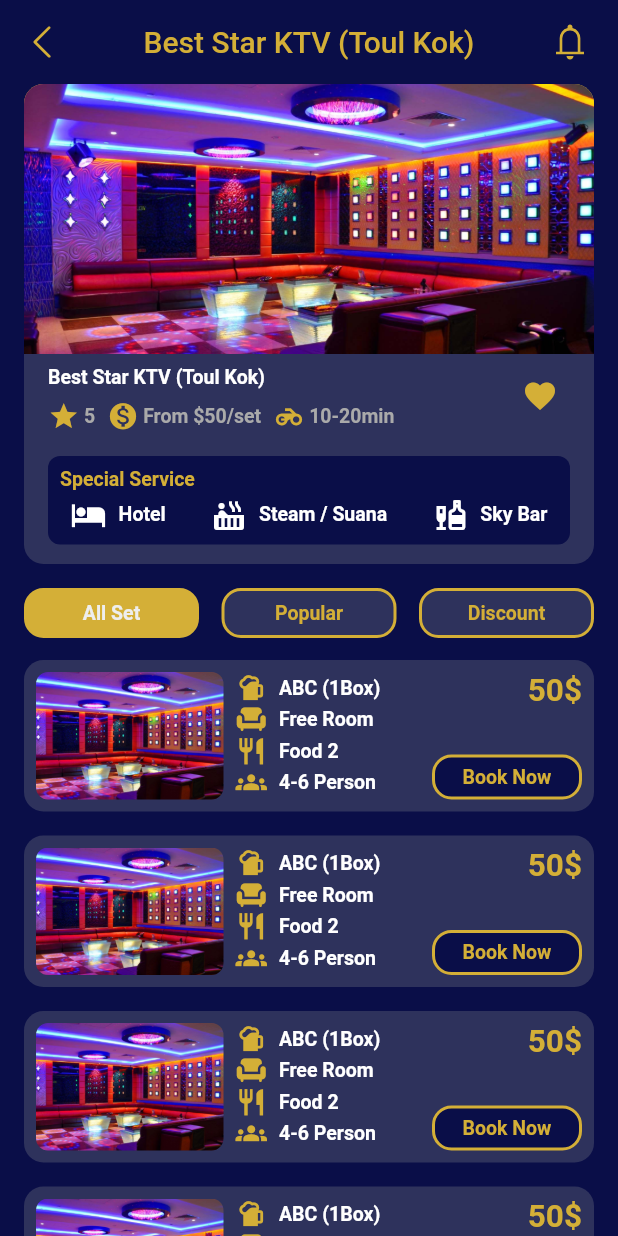
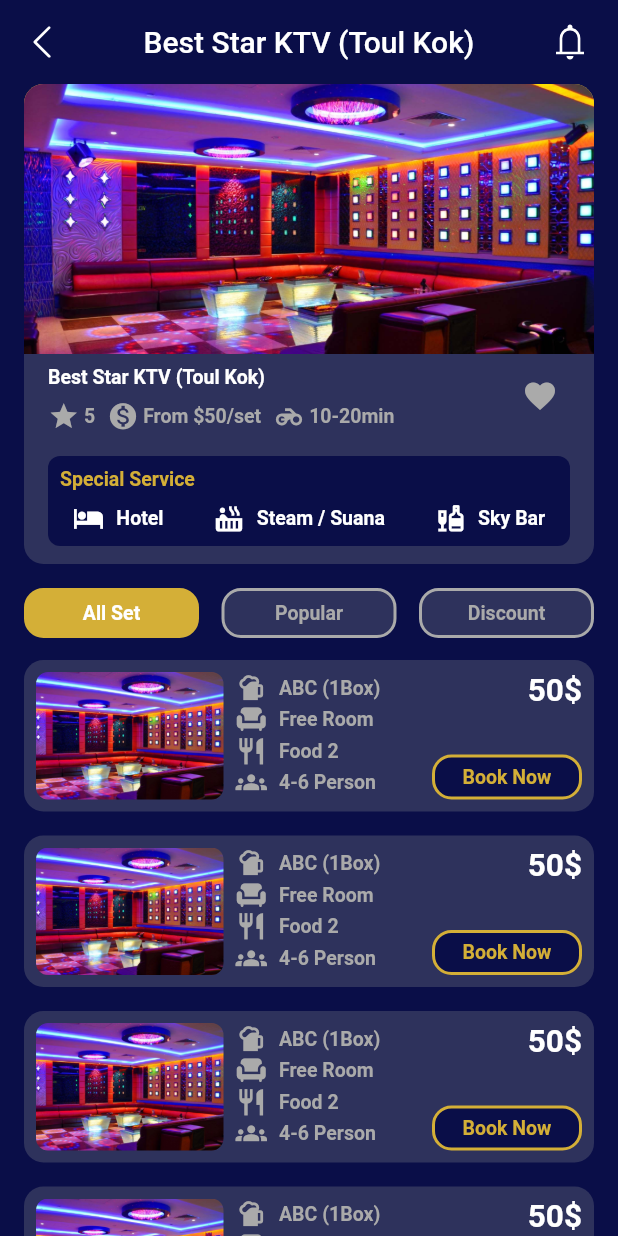
Before and after one commit to OeungChheanghok123/ktv_app, a Flutter app: the screen it shows after launch, after a tap on "Best Star KTV (Toul Kok)", on a phone screen of 412 x 824 dp. Run offline on Flutter 3.47's test engine with Material 2 defaults, Android fonts, the phone set to English and light mode, and no system bars; our stand-ins replace carousel_slider, flutter_svg, get.

Commit message:
4-Feb-2023

```diff
--- a/lib/screens/account/account_screen.dart
+++ b/lib/screens/account/account_screen.dart
@@ -12,7 +12,10 @@ class AccountScreen extends StatelessWidget {
 
   @override
   Widget build(BuildContext context) {
-    return Column(
+    return Stack(
+      children: [
+        Column(
+          mainAxisAlignment: MainAxisAlignment.center,
           children: [
             const SizedBox(height: defaultPaddin / 2),
             profileImage(
@@ -22,6 +25,32 @@ class AccountScreen extends StatelessWidget {
             ),
             const SizedBox(height: defaultPaddin * 2),
             settingListView(context),
+          ],
+        ),
+        Positioned(
+          bottom: 30,
+          child: Container(
+            width: MediaQuery.of(context).size.width,
+            alignment: Alignment.center,
+            child: Row(
+              mainAxisAlignment: MainAxisAlignment.center,
+              children: [
+                const Icon(
+                  Icons.logout_rounded,
+                  size: 21,
+                  color: secondColor,
+                ),
+                const SizedBox(width: defaultPaddin / 2),
+                Text(
+                  'Sign Out',
+                  style: AppTextStyle.headline2.copyWith(
+                    color: secondColor,
+                  ),
+                ),
+              ],
+            ),
+          ),
+        ),
       ],
     );
   }
@@ -60,14 +89,14 @@ class AccountScreen extends StatelessWidget {
           Text(
             name,
             style: AppTextStyle.headline1.copyWith(
-              color: primaryColor,
+              color: whiteColor,
             ),
           ),
           const SizedBox(height: defaultPaddin / 2),
           Text(
             number,
             style: AppTextStyle.headline2.copyWith(
-              color: primaryColor,
+              color: secondGraydColor,
             ),
           ),
         ],
--- a/lib/screens/account/account_screen_view_model.dart
+++ b/lib/screens/account/account_screen_view_model.dart
@@ -3,18 +3,24 @@ import 'package:get/get.dart';
 
 class AccountScreenViewModel extends GetxController {
   final List<String> menuTitleList = [
-    'Edit Profile',
     'Security',
     'Invite Friends',
     'Needs Support',
     'Feedback Us',
+    'Privacy Policy',
+    'FAQ',
+    'Language',
+    'App Version'
   ];
 
   final List<IconData> menuIconList = [
-    Icons.account_circle,
     Icons.https,
     Icons.share,
     Icons.support_agent,
-    Icons.try_sms_star,
+    Icons.rate_review_rounded,
+    Icons.security_rounded,
+    Icons.question_answer,
+    Icons.language_rounded,
+    Icons.info_rounded,
   ];
 }
--- a/lib/screens/detail/detail_screen.dart
+++ b/lib/screens/detail/detail_screen.dart
@@ -55,7 +55,7 @@ class DetailScreen extends StatelessWidget {
                         onTap: () {},
                         child: const Icon(
                           Icons.star,
-                          color: primaryColor,
+                          color: secondGraydColor,
                           size: 21,
                         ),
                       ),
@@ -76,7 +76,7 @@ class DetailScreen extends StatelessWidget {
                         onTap: () {},
                         child: const Icon(
                           Icons.monetization_on,
-                          color: primaryColor,
+                          color: secondGraydColor,
                           size: 21,
                         ),
                       ),
@@ -97,7 +97,7 @@ class DetailScreen extends StatelessWidget {
                         onTap: () {},
                         child: const Icon(
                           Icons.motorcycle,
-                          color: primaryColor,
+                          color: secondGraydColor,
                           size: 21,
                         ),
                       ),
@@ -120,7 +120,7 @@ class DetailScreen extends StatelessWidget {
               top: defaultPaddin,
               right: defaultPaddin / 2,
             ),
-            child: Icon(Icons.favorite, color: primaryColor),
+            child: Icon(Icons.favorite, color: secondGraydColor),
           ),
         ],
       ),
@@ -148,7 +148,7 @@ class DetailScreen extends StatelessWidget {
               ),
             ),
           ),
-          const SizedBox(height: defaultPaddin / 4),
+          const SizedBox(height: defaultPaddin / 2),
           Row(
             mainAxisAlignment: MainAxisAlignment.spaceAround,
             children: [
@@ -158,6 +158,7 @@ class DetailScreen extends StatelessWidget {
                   const Icon(
                     Icons.hotel,
                     color: whiteColor,
+                    size: 21,
                   ),
                   const SizedBox(width: defaultPaddin / 2),
                   Text(
@@ -172,6 +173,7 @@ class DetailScreen extends StatelessWidget {
                   const Icon(
                     Icons.hot_tub,
                     color: whiteColor,
+                    size: 21,
                   ),
                   const SizedBox(width: defaultPaddin / 2),
                   Text(
@@ -186,6 +188,7 @@ class DetailScreen extends StatelessWidget {
                   const Icon(
                     Icons.liquor,
                     color: whiteColor,
+                    size: 21,
                   ),
                   const SizedBox(width: defaultPaddin / 2),
                   Text(
@@ -232,7 +235,9 @@ class DetailScreen extends StatelessWidget {
                     borderRadius: BorderRadius.circular(13),
                     border: Border.all(
                       width: 2,
-                      color: primaryColor,
+                      color: index == viewModel.menuIndex.value
+                          ? primaryColor
+                          : secondGraydColor,
                     ),
                   ),
                   child: Center(
@@ -240,8 +245,8 @@ class DetailScreen extends StatelessWidget {
                       menuText[index],
                       style: AppTextStyle.headline2.copyWith(
                         color: index == viewModel.menuIndex.value
-                            ? primaryGrayColor
-                            : primaryColor,
+                            ? whiteColor
+                            : secondGraydColor,
                       ),
                     ),
                   ),
@@ -300,7 +305,7 @@ class DetailScreen extends StatelessWidget {
                 child: Text(
                   '50\$',
                   style: AppTextStyle.headline1.copyWith(
-                    color: primaryColor,
+                    color: whiteColor,
                   ),
                 ),
               ),
@@ -392,12 +397,14 @@ class DetailScreen extends StatelessWidget {
         Icon(
           iconData,
           size: 21,
-          color: primaryColor,
+          color: secondGraydColor,
         ),
         const SizedBox(width: defaultPaddin / 2),
         Text(
           text,
-          style: AppTextStyle.headline2,
+          style: AppTextStyle.headline2.copyWith(
+            color: secondGraydColor,
+          ),
         ),
       ],
     );
@@ -416,7 +423,7 @@ class DetailScreen extends StatelessWidget {
           thumbVisibility: false,
           scrollbarOrientation: ScrollbarOrientation.right,
           controller: controller,
-          thumbColor: primaryColor,
+          thumbColor: secondGraydColor,
           radius: const Radius.circular(20),
           thickness: 5,
           child: ListView.builder(
--- a/lib/screens/home/components/view_all.dart
+++ b/lib/screens/home/components/view_all.dart
@@ -20,7 +20,9 @@ class ViewAll extends StatelessWidget {
           margin: const EdgeInsets.only(left: defaultPaddin),
           child: Text(
             tilte,
-            style: AppTextStyle.headline1,
+            style: AppTextStyle.headline1.copyWith(
+              color: primaryGrayColor,
+            ),
           ),
         ),
         Container(
@@ -33,12 +35,12 @@ class ViewAll extends StatelessWidget {
               children: [
                 Text(
                   'View all',
-                  style: AppTextStyle.title2.copyWith(color: primaryColor),
+                  style: AppTextStyle.title2.copyWith(color: primaryGrayColor),
                 ),
                 const SizedBox(width: 5),
                 const Icon(
                   Icons.east,
-                  color: primaryColor,
+                  color: primaryGrayColor,
                   size: 13,
                 ),
               ],
--- a/lib/screens/home/home_screen.dart
+++ b/lib/screens/home/home_screen.dart
@@ -7,6 +7,7 @@ import 'package:ktv_app/screens/detail/detail_screen.dart';
 import 'package:ktv_app/screens/detail/detail_screen_view_model.dart';
 import 'package:ktv_app/screens/home/components/view_all.dart';
 import 'package:ktv_app/screens/home/home_view_model.dart';
+import 'package:ktv_app/utility/app_bar.dart';
 import 'package:ktv_app/utility/text_style.dart';
 import 'package:ktv_app/utility/widgets.dart';
 
@@ -18,70 +19,53 @@ class HomeScreen extends StatelessWidget {
 
   @override
   Widget build(BuildContext context) {
-    return SingleChildScrollView(
+    return NestedScrollView(
+      floatHeaderSlivers: true,
+      headerSliverBuilder: AppBarWidget.homeScreenAppBar,
+      body: SingleChildScrollView(
         child: Column(
           crossAxisAlignment: CrossAxisAlignment.start,
           children: [
             const SizedBox(height: defaultPaddin / 4),
             sliderImage(context),
             const SizedBox(height: defaultPaddin),
+            viewKTV(context),
+            const SizedBox(height: defaultPaddin),
             Container(
               padding: const EdgeInsets.symmetric(horizontal: defaultPaddin),
               child: Text(
                 "Category",
-              style: AppTextStyle.headline1,
+                style: AppTextStyle.headline1.copyWith(
+                  color: primaryGrayColor,
+                ),
               ),
             ),
             const SizedBox(height: defaultPaddin / 2),
             gridViewCatagory(context),
-          //const SizedBox(height: defaultPaddin / 2),
-          Container(
-            margin: const EdgeInsets.symmetric(horizontal: defaultPaddin),
-            child: Row(
-              mainAxisAlignment: MainAxisAlignment.spaceBetween,
-              children: [
-                Text(
-                  'Need a KTV that is open during the day?',
-                  style: AppTextStyle.headline2.copyWith(
-                    color: primaryColor,
-                  ),
-                ),
-                const Icon(
-                  Icons.arrow_forward_ios_outlined,
-                  color: primaryColor,
-                ),
-              ],
-            ),
-          ),
-          //const SizedBox(height: defaultPaddin / 2),
             ViewAll(
               tilte: 'Popular',
               onPress: () {},
             ),
             popularListView(context),
-          const SizedBox(height: defaultPaddin / 2),
+            const SizedBox(height: defaultPaddin),
             ViewAll(
               tilte: 'Excellent Service',
               onPress: () {},
             ),
             excellentServiceListView(context),
-          const SizedBox(height: defaultPaddin / 2),
+            const SizedBox(height: defaultPaddin),
             ViewAll(
               tilte: 'Special Discount',
               onPress: () {},
             ),
             specialDiscountListView(context),
             const SizedBox(height: defaultPaddin),
-          Container(
-            padding: const EdgeInsets.symmetric(horizontal: defaultPaddin),
-            child: Text(
-              "For Foreigners",
-              style: AppTextStyle.headline1,
+            ViewAll(
+              tilte: 'For Foreigners',
+              onPress: () {},
             ),
-          ),
-          const SizedBox(height: defaultPaddin / 2),
             gridViewCountryFlag(context),
-          const SizedBox(height: defaultPaddin / 2),
+            const SizedBox(height: defaultPaddin),
             ViewAll(
               tilte: 'New Arrived',
               onPress: () {},
@@ -89,6 +73,7 @@ class HomeScreen extends StatelessWidget {
             newArrivedListView(context),
             const SizedBox(height: defaultPaddin),
           ],
+        ),
       ),
     );
   }
@@ -189,7 +174,7 @@ class HomeScreen extends StatelessWidget {
                 ),
                 child: SvgPicture.asset(
                   homeViewModel.categoryIconList[index],
-                  color: primaryColor,
+                  color: secondGraydColor,
                   height: 21,
                 ),
               ),
@@ -201,6 +186,27 @@ class HomeScreen extends StatelessWidget {
             ],
           );
         }),
+      ),
+    );
+  }
+
+  Widget viewKTV(BuildContext context) {
+    return Container(
+      margin: const EdgeInsets.symmetric(horizontal: defaultPaddin),
+      child: Row(
+        mainAxisAlignment: MainAxisAlignment.spaceBetween,
+        children: [
+          Text(
+            'Need a KTV that is open during the day?',
+            style: AppTextStyle.headline2.copyWith(
+              color: primaryGrayColor,
+            ),
+          ),
+          const Icon(
+            Icons.arrow_forward_ios_outlined,
+            color: primaryGrayColor,
+          ),
+        ],
       ),
     );
   }
--- a/lib/screens/main_screen.dart
+++ b/lib/screens/main_screen.dart
@@ -2,7 +2,6 @@ import 'package:flutter/material.dart';
 import 'package:get/get.dart';
 import 'package:ktv_app/constants/constants.dart';
 import 'package:ktv_app/screens/main_screen_view_model.dart';
-import 'package:ktv_app/utility/app_bar.dart';
 
 class MainScreen extends StatelessWidget {
   const MainScreen({Key? key}) : super(key: key);
@@ -11,11 +10,7 @@ class MainScreen extends StatelessWidget {
   Widget build(BuildContext context) {
     return Scaffold(
       backgroundColor: bgColor,
-      body: NestedScrollView(
-        floatHeaderSlivers: true,
-        headerSliverBuilder: AppBarWidget.homeScreenAppBar,
-        body: getBody,
-      ),
+      body: getBody,
       bottomNavigationBar: getBottomBar,
     );
   }
--- a/lib/utility/app_bar.dart
+++ b/lib/utility/app_bar.dart
@@ -15,10 +15,8 @@ class AppBarWidget {
       centerTitle: true,
       title: Text(
         txt,
-        style: Theme.of(context)
-            .textTheme
-            .headline6
-            ?.copyWith(color: primaryColor),
+        style:
+            Theme.of(context).textTheme.headline6?.copyWith(color: whiteColor),
       ),
       leading: IconButton(
         onPressed: () {
@@ -27,7 +25,7 @@ class AppBarWidget {
         icon: SvgPicture.asset(
           'assets/icons/chevron-back.svg',
           height: 21,
-          color: primaryColor,
+          color: whiteColor,
         ),
       ),
       actions: [
@@ -38,7 +36,7 @@ class AppBarWidget {
             icon: SvgPicture.asset(
               'assets/icons/notification.svg',
               height: 28,
-              color: primaryColor,
+              color: whiteColor,
             ),
           ),
         ),
--- a/lib/utility/widgets.dart
+++ b/lib/utility/widgets.dart
@@ -20,7 +20,7 @@ class AppWidget {
             child: Stack(
               children: [
                 Ink(
-                  padding: const EdgeInsets.all(defaultPaddin / 2),
+                  //padding: const EdgeInsets.all(defaultPaddin / 2),
                   width: MediaQuery.of(context).size.width * 0.7,
                   child: Column(
                     crossAxisAlignment: CrossAxisAlignment.start,
@@ -36,7 +36,11 @@ class AppWidget {
                           ),
                         ),
                       ),
-                      Row(
+                      Container(
+                        padding: const EdgeInsets.symmetric(
+                          horizontal: defaultPaddin / 2,
+                        ),
+                        child: Row(
                           mainAxisSize: MainAxisSize.max,
                           mainAxisAlignment: MainAxisAlignment.spaceBetween,
                           crossAxisAlignment: CrossAxisAlignment.start,
@@ -62,7 +66,7 @@ class AppWidget {
                                           onTap: () {},
                                           child: const Icon(
                                             Icons.star,
-                                          color: primaryColor,
+                                            color: secondGraydColor,
                                             size: 21,
                                           ),
                                         ),
@@ -83,7 +87,7 @@ class AppWidget {
                                           onTap: () {},
                                           child: const Icon(
                                             Icons.monetization_on,
-                                          color: primaryColor,
+                                            color: secondGraydColor,
                                             size: 21,
                                           ),
                                         ),
@@ -104,7 +108,7 @@ class AppWidget {
                                           onTap: () {},
                                           child: const Icon(
                                             Icons.motorcycle,
-                                          color: primaryColor,
+                                            color: secondGraydColor,
                                             size: 21,
                                           ),
                                         ),
@@ -124,9 +128,13 @@ class AppWidget {
                             ),
                             const Padding(
                               padding: EdgeInsets.only(top: defaultPaddin / 2),
-                            child: Icon(Icons.favorite, color: primaryColor),
+                              child: Icon(
+                                Icons.favorite,
+                                color: secondGraydColor,
+                              ),
                             ),
                           ],
+                        ),
                       ),
                     ],
                   ),
@@ -175,17 +183,17 @@ class AppWidget {
             ),
             child: Icon(
               icon,
-              color: primaryColor,
+              color: whiteColor,
             ),
           ),
           trailing: const Icon(
             Icons.arrow_forward_ios_rounded,
-            color: primaryColor,
+            color: secondGraydColor,
           ),
           title: Text(
             title,
             style: AppTextStyle.headline2.copyWith(
-              color: primaryColor,
+              color: whiteColor,
             ),
           ),
           onTap: onTap,
```
Lines whose indentation alone changed are shown as unchanged.
